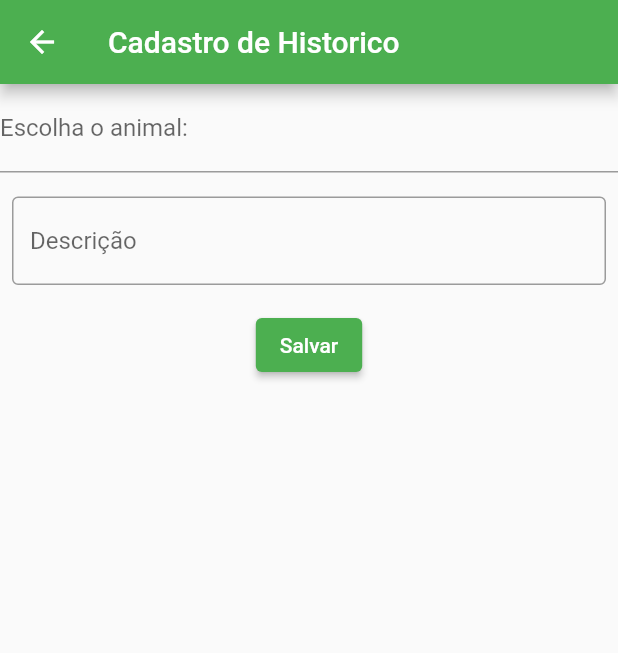
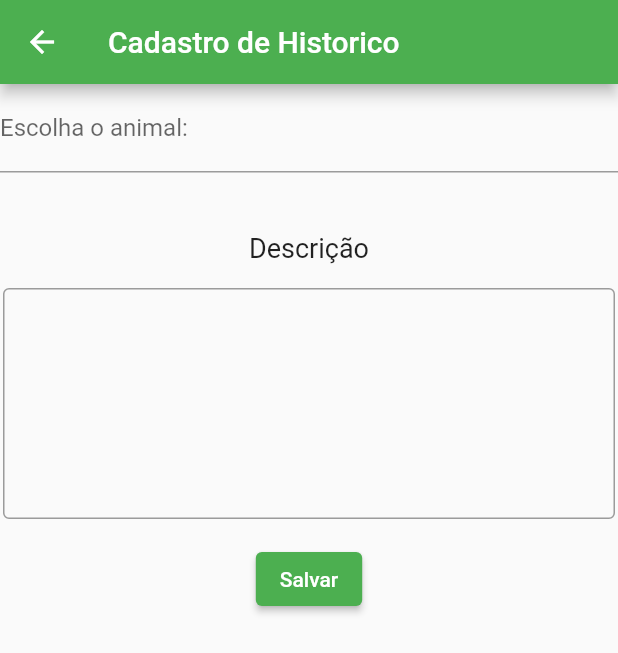
Before and after one commit to ifpr-paranavai/app_veterinaria_gado, a Flutter app: the HistoricRegistration screen opened directly, on a phone screen of 412 x 824 dp. Shown: the top 653 px of the screen. Run offline on Flutter 3.47's test engine with Material 2 defaults, Android fonts, the light colour scheme and no system bars; our stand-ins replace brasil_fields, sqflite; accounts and stored records are empty.

Commit message:
tentando alinhar itens

```diff
--- a/lib/Pages/Formularios/Historic/HistoricRegistration.dart
+++ b/lib/Pages/Formularios/Historic/HistoricRegistration.dart
@@ -29,13 +29,21 @@ class _HistoricRegistrationState extends State<HistoricRegistration> {
                     labelText: 'Escolha o animal:',
                   ),
                 ),
+                SizedBox(height: 40),
+                Container(
+                  child: Text(
+                    'Descrição',
+                    style: TextStyle(fontSize: 18),
+                  ),
+                ),
                 const Padding(
-                  padding: EdgeInsets.symmetric(horizontal: 8, vertical: 16),
+                  padding: EdgeInsets.symmetric(vertical: 16, horizontal: 2),
                   child: TextField(
+                    maxLines: 6,
                     decoration: InputDecoration(
                       border: OutlineInputBorder(),
-                      hintText: 'Descrição',
                     ),
+                    textInputAction: TextInputAction.newline,
                   ),
                 ),
                 ElevatedButton(
```
